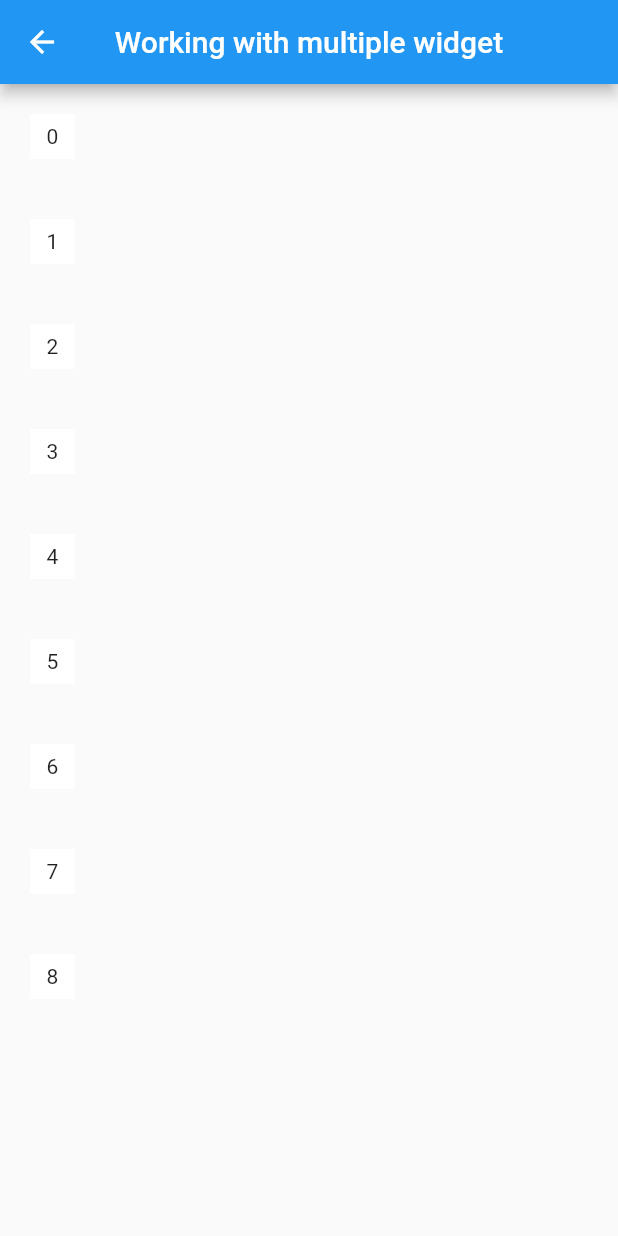
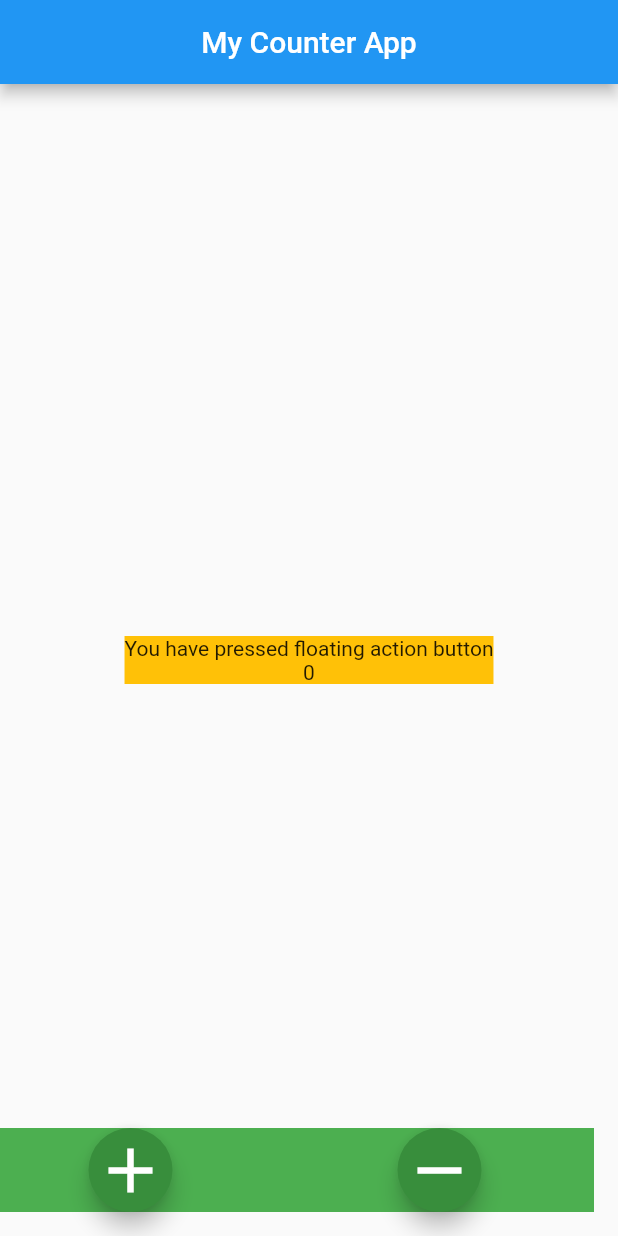
Before and after one commit to imksav/gca_flutter_training, a Flutter app: the screen it shows after launch, on a phone screen of 412 x 824 dp. Run offline on Flutter 3.47's test engine with Material 2 defaults, Android fonts, the phone set to English and light mode, and no system bars.

Commit message:
using Ink() and working on counter app with different floating button

```diff
--- a/day1/lib/main.dart
+++ b/day1/lib/main.dart
@@ -1,11 +1,12 @@
 import 'package:day1/screens/home.dart';
 import 'package:day1/screens/multiplewidgets.dart';
+import 'package:day1/screens/mycounterapp.dart';
 import 'package:flutter/material.dart';
 import 'package:flutter/material.dart';
 
 void main() {
   runApp(MaterialApp(
     debugShowCheckedModeBanner: false,
-    home: MultipleWidgets(),
+    home: MyCounterApp(),
   ));
 }
--- /dev/null
+++ b/day1/lib/screens/mycounterapp.dart
@@ -0,0 +1,70 @@
+import 'package:flutter/material.dart';
+
+class MyCounterApp extends StatefulWidget {
+  @override
+  _MyCounterAppState createState() => _MyCounterAppState();
+}
+
+class _MyCounterAppState extends State<MyCounterApp> {
+  int _counterValue = 0;
+  @override
+  Widget build(BuildContext context) {
+    return Scaffold(
+      floatingActionButton: _actionButtons(),
+      appBar: AppBar(
+        title: Text("My Counter App"),
+        centerTitle: true,
+      ),
+      body: Center(
+        child: Ink(
+          color: Colors.amber,
+          child: Column(
+            mainAxisAlignment: MainAxisAlignment.center,
+            mainAxisSize: MainAxisSize.min,
+            children: [
+              Text("You have pressed floating action button"),
+              Text("$_counterValue"),
+            ],
+          ),
+        ),
+      ),
+    );
+  }
+
+  _increment() {
+    setState(() {
+      _counterValue++;
+    });
+  }
+
+  _decrement() {
+    setState(() {
+      _counterValue--;
+    });
+  }
+
+  Widget _actionButtons() {
+    return Ink(
+      color: Colors.green,
+      child: Row(
+        mainAxisAlignment: MainAxisAlignment.spaceAround,
+        children: [
+          FloatingActionButton(
+            onPressed: () {
+              _increment();
+            },
+            child: Icon(Icons.add, size: 50),
+            backgroundColor: Colors.green.shade700,
+          ),
+          FloatingActionButton(
+            onPressed: () {
+              _decrement();
+            },
+            child: Icon(Icons.remove, size: 50),
+            backgroundColor: Colors.green.shade700,
+          ),
+        ],
+      ),
+    );
+  }
+}
```
